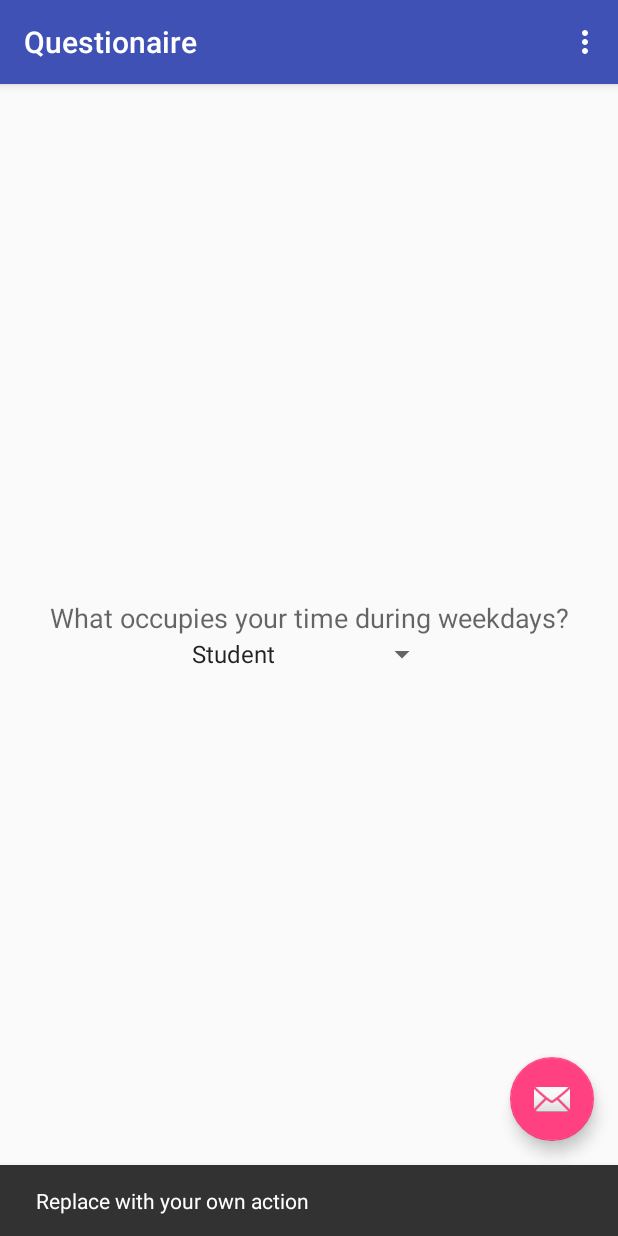
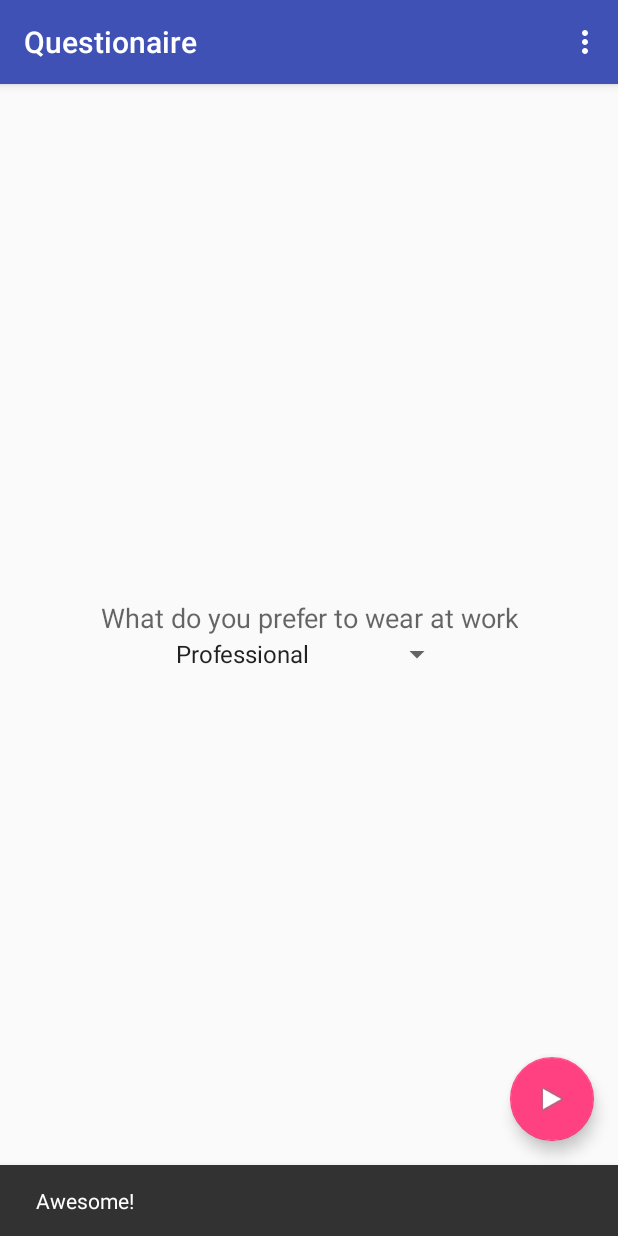
Before and after one commit to shivangdoshi07/sifarish, an Android app: the screen it shows after launch (QuestionaireActivity), after a tap on an icon or button, on a phone screen of 412 x 824 dp. Run offline under Robolectric (Android 15) with nearby library versions, the light colour scheme and no system bars.

Commit message:
updated with correct answers

```diff
--- a/app/src/main/java/com/legacy/sifarish/activity/QuestionaireActivity.java
+++ b/app/src/main/java/com/legacy/sifarish/activity/QuestionaireActivity.java
@@ -17,6 +17,9 @@ import android.view.View;
 import com.legacy.sifarish.R;
 import com.legacy.sifarish.fragments.Question1;
 import com.legacy.sifarish.fragments.Question2;
+import com.legacy.sifarish.fragments.Question3;
+import com.legacy.sifarish.fragments.Question4;
+import com.legacy.sifarish.fragments.Question5;
 
 public class QuestionaireActivity extends AppCompatActivity {
 
@@ -45,8 +48,11 @@ public class QuestionaireActivity extends AppCompatActivity {
         fab.setOnClickListener(new View.OnClickListener() {
             @Override
             public void onClick(View view) {
-                Snackbar.make(view, "Replace with your own action", Snackbar.LENGTH_LONG)
+
+                Snackbar.make(view, "Awesome!", Snackbar.LENGTH_LONG)
                         .setAction("Action", null).show();
+                if(mPager.getCurrentItem() < NUM_QUES)
+                    mPager.setCurrentItem(mPager.getCurrentItem() + 1);
             }
         });
     }
@@ -102,6 +108,12 @@ public class QuestionaireActivity extends AppCompatActivity {
                     return new Question1();
                 case 1:
                     return new Question2();
+                case 2:
+                    return new Question3();
+                case 3:
+                    return new Question4();
+                case 4:
+                    return new Question5();
                 default:
                     return new Question1();
             }
--- a/app/src/main/res/layout/activity_questionaire.xml
+++ b/app/src/main/res/layout/activity_questionaire.xml
@@ -24,6 +24,6 @@
     <android.support.design.widget.FloatingActionButton android:id="@+id/fab"
         android:layout_width="wrap_content" android:layout_height="wrap_content"
         android:layout_gravity="bottom|end" android:layout_margin="@dimen/fab_margin"
-        android:src="@android:drawable/ic_dialog_email" />
+        android:src="@android:drawable/ic_media_play" />
 
 </android.support.design.widget.CoordinatorLayout>
```
